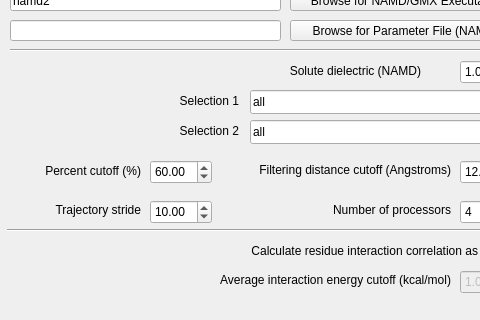
Old version of the form source/calcGUI.ui in the repository osercinoglu/grinn; both pictures show x 0 to 480 and y 180 to 500 of the 801 by 500 pixel window.
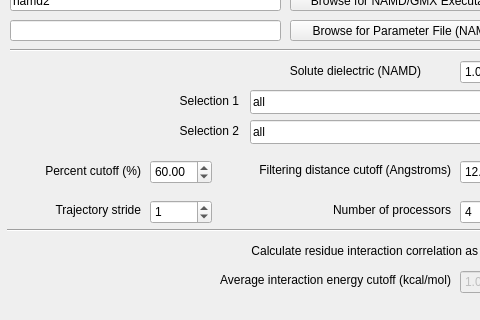
New version of the form. Icons and pictures are not drawn.

What changed in the file:
```diff
--- a/source/calcGUI.ui
+++ b/source/calcGUI.ui
@@ -588,7 +588,7 @@
      <number>0</number>
     </property>
    </widget>
-   <widget class="QDoubleSpinBox" name="doubleSpinBox_dcdStride">
+   <widget class="QSpinBox" name="spinBox_dcdStride">
     <property name="geometry">
      <rect>
       <x>150</x>
@@ -600,11 +600,8 @@
     <property name="toolTip">
      <string>&lt;html&gt;&lt;head/&gt;&lt;body&gt;&lt;p&gt;If specified, this value will be applied as a stride to the trajectory frames included in the calculation. For example, if you have 1000 frames in your trajectory and set a value of 10 here, every 10th frame will be selected for calculation, yielding a total of 100 frames.&lt;/p&gt;&lt;/body&gt;&lt;/html&gt;</string>
     </property>
-    <property name="maximum">
-     <double>100000.000000000000000</double>
-    </property>
     <property name="value">
-     <double>10.000000000000000</double>
+     <number>1</number>
     </property>
    </widget>
    <widget class="QLabel" name="label">
```
